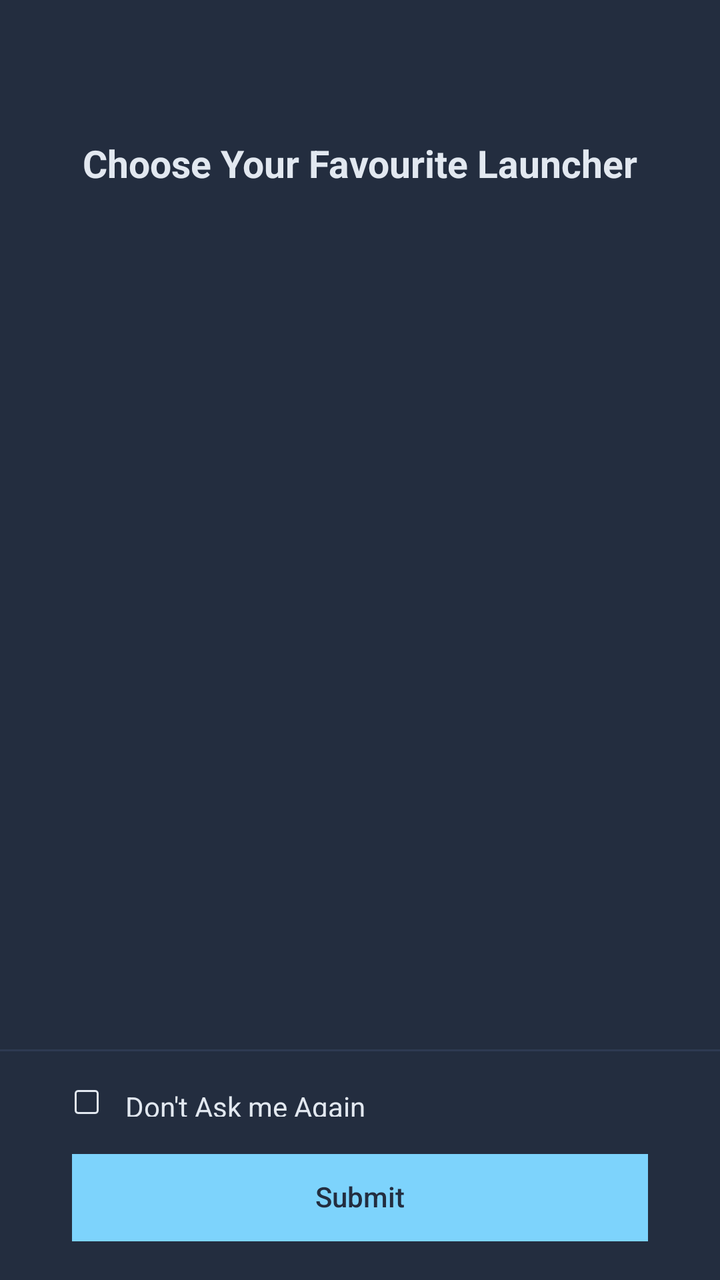
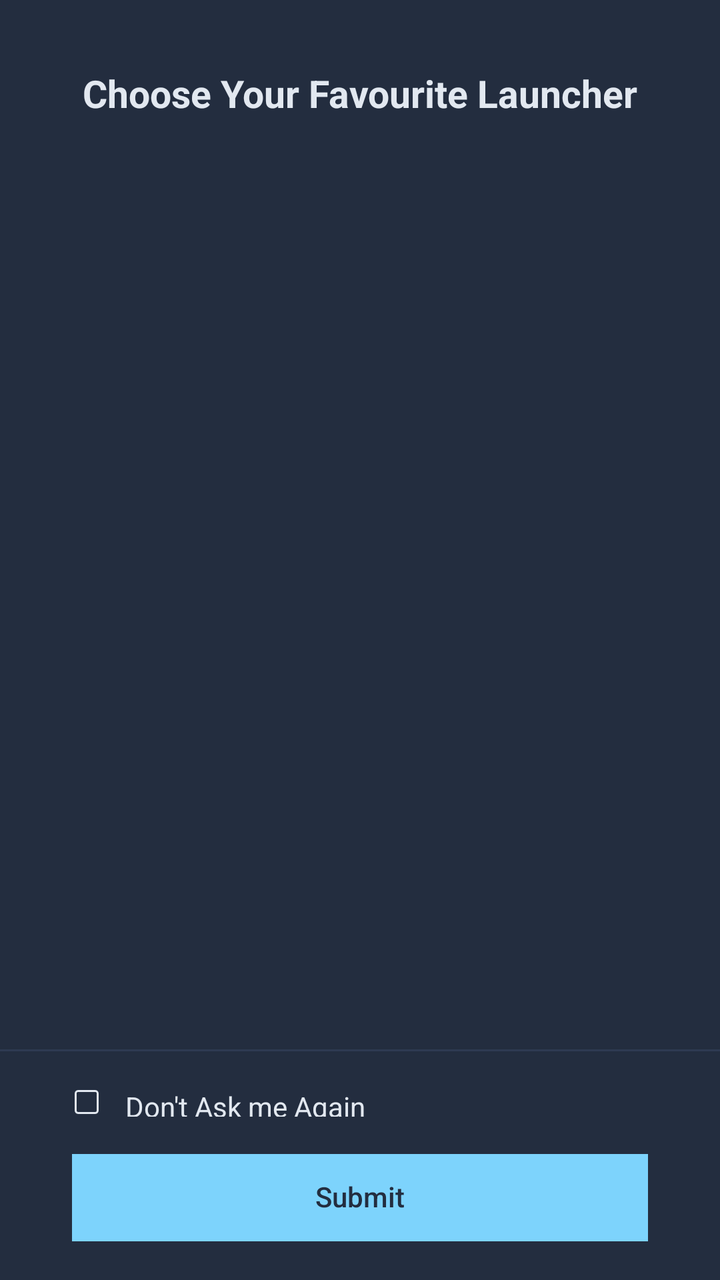

An Android layout rendered at two revisions. The XML below is the earlier revision; the diff shows what the commit changed to produce the second picture.
<!-- AndroidManifest.xml: activity theme Theme.NihalHome -->
<!-- res/layout/activity_choose_launcher.xml -->
<?xml version="1.0" encoding="utf-8"?>
<androidx.constraintlayout.widget.ConstraintLayout xmlns:android="http://schemas.android.com/apk/res/android"
    xmlns:app="http://schemas.android.com/apk/res-auto"
    android:layout_width="match_parent"
    android:layout_height="match_parent"
    android:background="@color/onboarding_background">

    <androidx.constraintlayout.widget.Guideline
        android:id="@+id/guideTitleTop"
        android:layout_width="wrap_content"
        android:layout_height="wrap_content"
        android:orientation="horizontal"
        app:layout_constraintGuide_percent="0.109" />

    <androidx.constraintlayout.widget.Guideline
        android:id="@+id/guideTitleBottom"
        android:layout_width="wrap_content"
        android:layout_height="wrap_content"
        android:orientation="horizontal"
        app:layout_constraintGuide_percent="0.149" />

    <androidx.constraintlayout.widget.Guideline
        android:id="@+id/guidelineContentFooter"
        android:layout_width="wrap_content"
        android:layout_height="wrap_content"
        android:orientation="horizontal"
        app:layout_constraintGuide_percent="0.82" />

    <androidx.constraintlayout.widget.Guideline
        android:id="@+id/guideLeft"
        android:layout_width="wrap_content"
        android:layout_height="wrap_content"
        android:orientation="vertical"
        app:layout_constraintGuide_percent="0.10" />

    <androidx.constraintlayout.widget.Guideline
        android:id="@+id/guideRight"
        android:layout_width="wrap_content"
        android:layout_height="wrap_content"
        android:orientation="vertical"
        app:layout_constraintGuide_percent="0.90" />

    <androidx.appcompat.widget.AppCompatTextView
        android:id="@+id/textSheetTitle"
        android:layout_width="0dp"
        android:layout_height="0dp"
        android:text="@string/choose_favourite_launcher_title"
        android:textColor="@color/onboarding_heading"
        android:textStyle="bold"
        android:gravity="center"
        android:maxLines="1"
        android:includeFontPadding="false"
        android:ellipsize="none"
        app:autoSizeTextType="uniform"
        app:autoSizeMinTextSize="1sp"
        app:autoSizeMaxTextSize="200sp"
        app:autoSizeStepGranularity="1sp"
        app:layout_constraintStart_toStartOf="@id/guideLeft"
        app:layout_constraintEnd_toEndOf="@id/guideRight"
        app:layout_constraintTop_toTopOf="@id/guideTitleTop"
        app:layout_constraintBottom_toBottomOf="@id/guideTitleBottom" />

    <androidx.constraintlayout.widget.ConstraintLayout
        android:id="@+id/contentSection"
        android:layout_width="0dp"
        android:layout_height="0dp"
        app:layout_constraintTop_toBottomOf="@id/guideTitleBottom"
        app:layout_constraintBottom_toTopOf="@id/guidelineContentFooter"
        app:layout_constraintStart_toStartOf="parent"
        app:layout_constraintEnd_toEndOf="parent">

        <ScrollView
            android:layout_width="0dp"
            android:layout_height="0dp"
            app:layout_constraintTop_toTopOf="parent"
            app:layout_constraintBottom_toBottomOf="parent"
            app:layout_constraintStart_toStartOf="parent"
            app:layout_constraintEnd_toEndOf="parent">

            <LinearLayout
                android:id="@+id/launcherListContainer"
                android:layout_width="match_parent"
                android:layout_height="wrap_content"
                android:orientation="vertical"
                android:paddingStart="24dp"
                android:paddingEnd="24dp" />

        </ScrollView>

    </androidx.constraintlayout.widget.ConstraintLayout>

    <androidx.constraintlayout.widget.ConstraintLayout
        android:id="@+id/footerSection"
        android:layout_width="0dp"
        android:layout_height="0dp"
        app:layout_constraintTop_toBottomOf="@id/guidelineContentFooter"
        app:layout_constraintBottom_toBottomOf="parent"
        app:layout_constraintStart_toStartOf="parent"
        app:layout_constraintEnd_toEndOf="parent">

        <androidx.constraintlayout.widget.Guideline
            android:id="@+id/guidelineFooterLeft"
            android:layout_width="wrap_content"
            android:layout_height="wrap_content"
            android:orientation="vertical"
            app:layout_constraintGuide_percent="0.10" />

        <androidx.constraintlayout.widget.Guideline
            android:id="@+id/guidelineFooterRight"
            android:layout_width="wrap_content"
            android:layout_height="wrap_content"
            android:orientation="vertical"
            app:layout_constraintGuide_percent="0.90" />

        <androidx.constraintlayout.widget.Guideline
            android:id="@+id/guidelineDividerBottom"
            android:layout_width="wrap_content"
            android:layout_height="wrap_content"
            android:orientation="horizontal"
            app:layout_constraintGuide_percent="0.008" />

        <androidx.constraintlayout.widget.Guideline
            android:id="@+id/guidelineCheckboxTop"
            android:layout_width="wrap_content"
            android:layout_height="wrap_content"
            android:orientation="horizontal"
            app:layout_constraintGuide_percent="0.164" />

        <androidx.constraintlayout.widget.Guideline
            android:id="@+id/guidelineCheckboxBottom"
            android:layout_width="wrap_content"
            android:layout_height="wrap_content"
            android:orientation="horizontal"
            app:layout_constraintGuide_percent="0.293" />

        <androidx.constraintlayout.widget.Guideline
            android:id="@+id/guidelineButtonTop"
            android:layout_width="wrap_content"
            android:layout_height="wrap_content"
            android:orientation="horizontal"
            app:layout_constraintGuide_percent="0.453" />

        <androidx.constraintlayout.widget.Guideline
            android:id="@+id/guidelineButtonBottom"
            android:layout_width="wrap_content"
            android:layout_height="wrap_content"
            android:orientation="horizontal"
            app:layout_constraintGuide_percent="0.833" />

        <View
            android:id="@+id/dividerLine"
            android:layout_width="0dp"
            android:layout_height="0dp"
            android:background="@color/onboarding_button_unselected"
            app:layout_constraintTop_toTopOf="parent"
            app:layout_constraintBottom_toTopOf="@id/guidelineDividerBottom"
            app:layout_constraintStart_toStartOf="parent"
            app:layout_constraintEnd_toEndOf="parent" />

        <androidx.constraintlayout.widget.ConstraintLayout
            android:id="@+id/rowDontAskAgain"
            android:layout_width="0dp"
            android:layout_height="0dp"
            android:background="?android:attr/selectableItemBackground"
            android:clickable="true"
            android:focusable="true"
            app:layout_constraintTop_toTopOf="@id/guidelineCheckboxTop"
            app:layout_constraintBottom_toTopOf="@id/guidelineCheckboxBottom"
            app:layout_constraintStart_toStartOf="@id/guidelineFooterLeft"
            app:layout_constraintEnd_toEndOf="@id/guidelineFooterRight">

            <ImageView
                android:id="@+id/imageCheckboxIcon"
                android:layout_width="0dp"
                android:layout_height="0dp"
                android:src="@drawable/ic_checkbox_unchecked"
                app:layout_constraintDimensionRatio="1:1"
                app:layout_constraintTop_toTopOf="parent"
                app:layout_constraintBottom_toBottomOf="parent"
                app:layout_constraintStart_toStartOf="parent" />

            <TextView
                android:id="@+id/textDontAskAgain"
                android:layout_width="0dp"
                android:layout_height="0dp"
                android:layout_marginStart="12dp"
                android:gravity="center_vertical"
                android:text="@string/dont_ask_me_again"
                android:textColor="@color/onboarding_heading"
                app:layout_constraintTop_toTopOf="parent"
                app:layout_constraintBottom_toBottomOf="parent"
                app:layout_constraintStart_toEndOf="@id/imageCheckboxIcon"
                app:layout_constraintEnd_toEndOf="parent" />

        </androidx.constraintlayout.widget.ConstraintLayout>

        <Button
            android:id="@+id/buttonSubmit"
            android:layout_width="0dp"
            android:layout_height="0dp"
            android:background="@color/onboarding_accent"
            android:enabled="false"
            android:text="@string/action_submit"
            android:textColor="@color/onboarding_button_text"
            android:textAllCaps="false"
            android:includeFontPadding="false"
            android:elevation="0dp"
            app:layout_constraintTop_toTopOf="@id/guidelineButtonTop"
            app:layout_constraintBottom_toTopOf="@id/guidelineButtonBottom"
            app:layout_constraintStart_toStartOf="@id/guidelineFooterLeft"
            app:layout_constraintEnd_toEndOf="@id/guidelineFooterRight"
            app:layout_constraintHeight_default="spread" />

    </androidx.constraintlayout.widget.ConstraintLayout>

</androidx.constraintlayout.widget.ConstraintLayout>
<!-- resources referenced by this layout -->
<resources>
  <color name="onboarding_accent">#7DD3FC</color>
  <color name="onboarding_background">#232D3F</color>
  <color name="onboarding_button_text">#232D3F</color>
  <color name="onboarding_button_unselected">#2E3A52</color>
  <color name="onboarding_heading">#E2E8F0</color>
  <!-- drawable ic_checkbox_unchecked (drawable) -->
  <vector xmlns:android="http://schemas.android.com/apk/res/android"
      android:width="24dp"
      android:height="24dp"
      android:viewportWidth="24"
      android:viewportHeight="24">
      <path
          android:pathData="M5,3h14c1.1,0 2,0.9 2,2v14c0,1.1 -0.9,2 -2,2h-14c-1.1,0 -2,-0.9 -2,-2v-14c0,-1.1 0.9,-2 2,-2z"
          android:strokeColor="@color/onboarding_heading"
          android:strokeWidth="1.6"
          android:fillColor="#00000000" />
  </vector>
  <string name="action_submit">Submit</string>
  <string name="choose_favourite_launcher_title">Choose Your Favourite Launcher</string>
  <string name="dont_ask_me_again">Don\'t Ask me Again</string>
  <style name="Theme.NihalHome" parent="android:Theme.Material.Light.NoActionBar">
          <item name="android:windowBackground">@android:color/white</item>
          <item name="android:statusBarColor">@android:color/white</item>
          <item name="android:navigationBarColor">@android:color/white</item>
          <item name="android:windowLightStatusBar">true</item>
      </style>
</resources>

<!-- the commit's change to res/layout/activity_choose_launcher.xml (unified diff, before → after) -->
@@ -10,10 +10,17 @@
         android:layout_width="wrap_content"
         android:layout_height="wrap_content"
         android:orientation="horizontal"
-        app:layout_constraintGuide_percent="0.109" />
+        app:layout_constraintGuide_percent="0.0544" />
 
     <androidx.constraintlayout.widget.Guideline
         android:id="@+id/guideTitleBottom"
+        android:layout_width="wrap_content"
+        android:layout_height="wrap_content"
+        android:orientation="horizontal"
+        app:layout_constraintGuide_percent="0.0946" />
+
+    <androidx.constraintlayout.widget.Guideline
+        android:id="@+id/guideContentStart"
         android:layout_width="wrap_content"
         android:layout_height="wrap_content"
         android:orientation="horizontal"
@@ -64,7 +71,7 @@
         android:id="@+id/contentSection"
         android:layout_width="0dp"
         android:layout_height="0dp"
-        app:layout_constraintTop_toBottomOf="@id/guideTitleBottom"
+        app:layout_constraintTop_toBottomOf="@id/guideContentStart"
         app:layout_constraintBottom_toTopOf="@id/guidelineContentFooter"
         app:layout_constraintStart_toStartOf="parent"
         app:layout_constraintEnd_toEndOf="parent">
